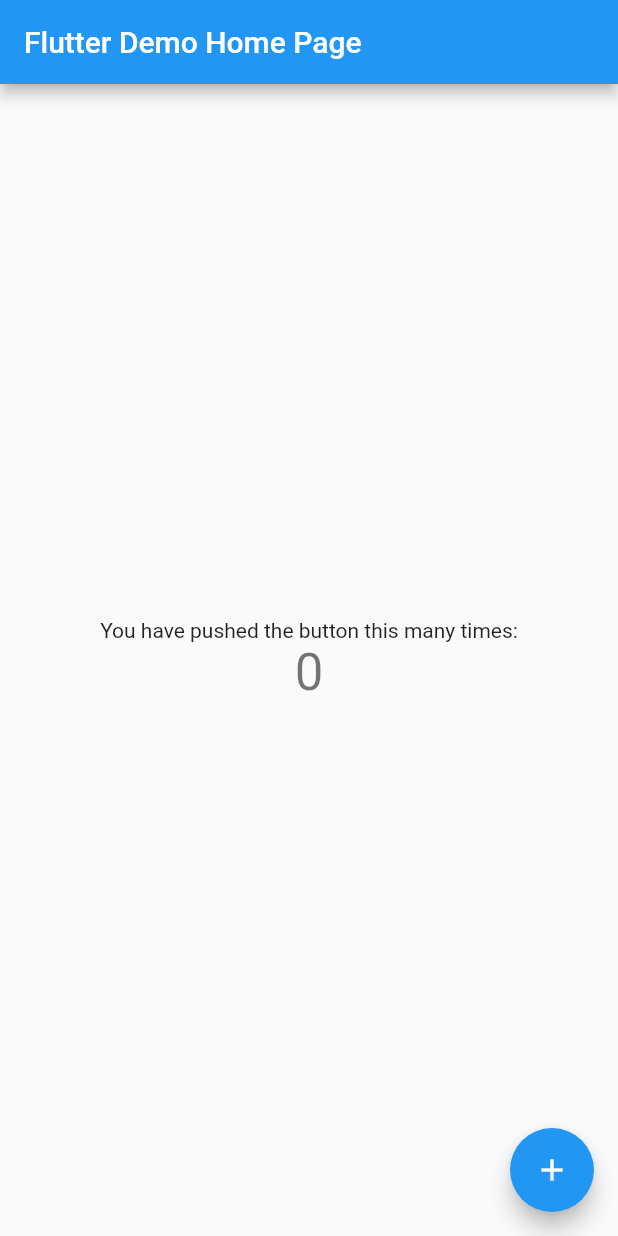
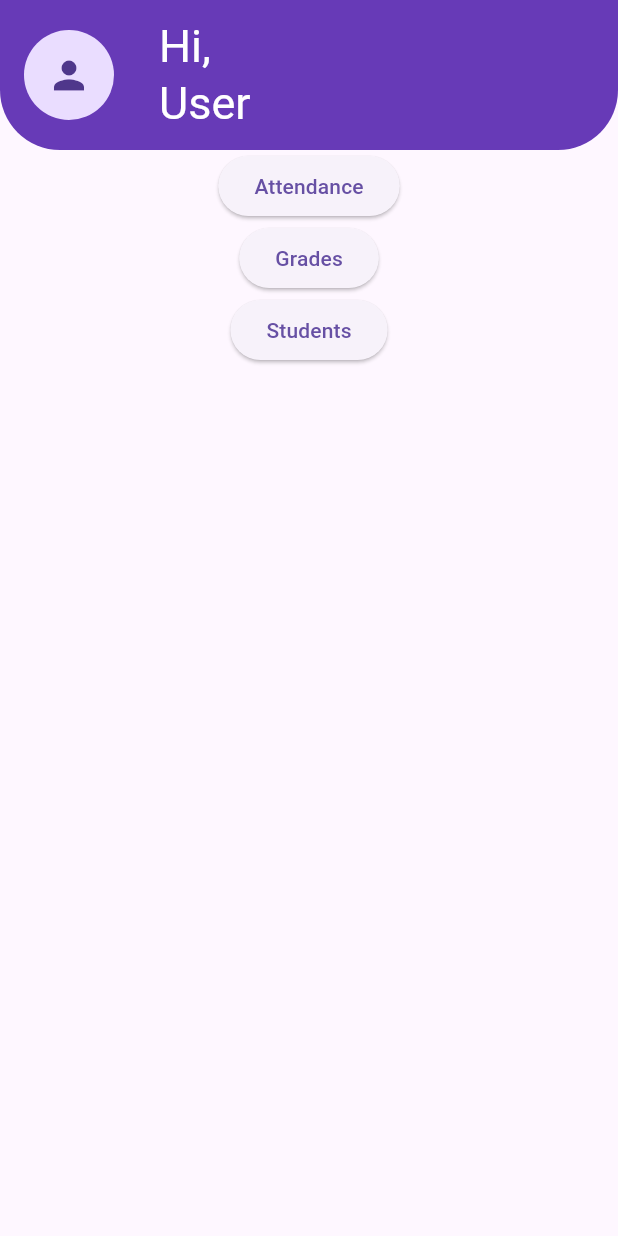
Before and after one commit to AR13570/attendance_dbms, a Flutter app: the screen it shows after launch, on a phone screen of 412 x 824 dp. Run offline on Flutter 3.47's test engine with Material 2 defaults, Android fonts, the phone set to English and light mode, and no system bars; our stand-ins replace syncfusion_flutter_calendar.

Commit message:
Basic ui

```diff
--- /dev/null
+++ b/lib/home.dart
@@ -0,0 +1,69 @@
+import 'package:attendance_dbms/attendance.dart';
+import 'package:flutter/material.dart';
+
+class HomePage extends StatefulWidget {
+  const HomePage({Key? key}) : super(key: key);
+  @override
+  State<HomePage> createState() => _HomePageState();
+}
+
+class _HomePageState extends State<HomePage> {
+  @override
+  Widget build(BuildContext context) {
+    return Scaffold(
+      appBar: AppBar(
+        backgroundColor: Colors.deepPurple,
+        shape: RoundedRectangleBorder(
+            borderRadius: BorderRadius.vertical(bottom: Radius.circular(40))),
+        toolbarHeight: 100,
+        title: Row(
+          children: [
+            CircleAvatar(
+              radius: 30,
+              child: Icon(
+                Icons.person,
+                size: 30,
+              ),
+            ),
+            SizedBox(
+              width: 30,
+            ),
+            Column(
+              mainAxisAlignment: MainAxisAlignment.start,
+              crossAxisAlignment: CrossAxisAlignment.start,
+              children: [
+                Text(
+                  "Hi,",
+                  style: TextStyle(fontSize: 30, color: Colors.white),
+                ),
+                Text(
+                  "User",
+                  style: TextStyle(fontSize: 30, color: Colors.white),
+                )
+              ],
+            ),
+          ],
+        ),
+      ),
+      body: SingleChildScrollView(
+        child: Center(
+          child: Column(
+            children: [
+              ElevatedButton(
+                  onPressed: () {
+                    Navigator.push(
+                        context,
+                        MaterialPageRoute(
+                            builder: (BuildContext context) =>
+                                AttendaceHome()));
+                  },
+                  child: Text("Attendance")),
+              ElevatedButton(onPressed: () {}, child: Text("Grades")),
+              ElevatedButton(onPressed: () {}, child: Text("Students"))
+            ],
+          ),
+        ),
+      ),
+    );
+  }
+}
--- a/lib/main.dart
+++ b/lib/main.dart
@@ -1,4 +1,6 @@
+import 'package:attendance_dbms/attendance.dart';
 import 'package:flutter/material.dart';
+import 'home.dart';
 
 void main() {
   runApp(const MyApp());
@@ -11,105 +13,12 @@ class MyApp extends StatelessWidget {
   @override
   Widget build(BuildContext context) {
     return MaterialApp(
-      title: 'Flutter Demo',
+      title: 'Attendance',
       theme: ThemeData(
-        // This is the theme of your application.
-        //
-        // Try running your application with "flutter run". You'll see the
-        // application has a blue toolbar. Then, without quitting the app, try
-        // changing the primarySwatch below to Colors.green and then invoke
-        // "hot reload" (press "r" in the console where you ran "flutter run",
-        // or simply save your changes to "hot reload" in a Flutter IDE).
-        // Notice that the counter didn't reset back to zero; the application
-        // is not restarted.
+        useMaterial3: true,
         primarySwatch: Colors.blue,
       ),
-      home: const MyHomePage(title: 'Flutter Demo Home Page'),
+      home: const HomePage(),
     );
   }
 }
-
-class MyHomePage extends StatefulWidget {
-  const MyHomePage({Key? key, required this.title}) : super(key: key);
-
-  // This widget is the home page of your application. It is stateful, meaning
-  // that it has a State object (defined below) that contains fields that affect
-  // how it looks.
-
-  // This class is the configuration for the state. It holds the values (in this
-  // case the title) provided by the parent (in this case the App widget) and
-  // used by the build method of the State. Fields in a Widget subclass are
-  // always marked "final".
-
-  final String title;
-
-  @override
-  State<MyHomePage> createState() => _MyHomePageState();
-}
-
-class _MyHomePageState extends State<MyHomePage> {
-  int _counter = 0;
-
-  void _incrementCounter() {
-    setState(() {
-      // This call to setState tells the Flutter framework that something has
-      // changed in this State, which causes it to rerun the build method below
-      // so that the display can reflect the updated values. If we changed
-      // _counter without calling setState(), then the build method would not be
-      // called again, and so nothing would appear to happen.
-      _counter++;
-    });
-  }
-
-  @override
-  Widget build(BuildContext context) {
-    // This method is rerun every time setState is called, for instance as done
-    // by the _incrementCounter method above.
-    //
-    // The Flutter framework has been optimized to make rerunning build methods
-    // fast, so that you can just rebuild anything that needs updating rather
-    // than having to individually change instances of widgets.
-    return Scaffold(
-      appBar: AppBar(
-        // Here we take the value from the MyHomePage object that was created by
-        // the App.build method, and use it to set our appbar title.
-        title: Text(widget.title),
-      ),
-      body: Center(
-        // Center is a layout widget. It takes a single child and positions it
-        // in the middle of the parent.
-        child: Column(
-          // Column is also a layout widget. It takes a list of children and
-          // arranges them vertically. By default, it sizes itself to fit its
-          // children horizontally, and tries to be as tall as its parent.
-          //
-          // Invoke "debug painting" (press "p" in the console, choose the
-          // "Toggle Debug Paint" action from the Flutter Inspector in Android
-          // Studio, or the "Toggle Debug Paint" command in Visual Studio Code)
-          // to see the wireframe for each widget.
-          //
-          // Column has various properties to control how it sizes itself and
-          // how it positions its children. Here we use mainAxisAlignment to
-          // center the children vertically; the main axis here is the vertical
-          // axis because Columns are vertical (the cross axis would be
-          // horizontal).
-          mainAxisAlignment: MainAxisAlignment.center,
-          children: <Widget>[
-            const Text(
-              'You have pushed the button this many times:',
-            ),
-            Text(
-              '$_counter',
-              style: Theme.of(context).textTheme.headline4,
-            ),
-          ],
-        ),
-      ),
-      floatingActionButton: FloatingActionButton(
-        onPressed: _incrementCounter,
-        tooltip: 'Increment',
-        child: const Icon(Icons.add),
-      ), // This trailing comma makes auto-formatting nicer for build methods.
-    );
-  }
-}
--- a/pubspec.yaml
+++ b/pubspec.yaml
@@ -34,6 +34,7 @@ dependencies:
   # The following adds the Cupertino Icons font to your application.
   # Use with the CupertinoIcons class for iOS style icons.
   cupertino_icons: ^1.0.2
+  syncfusion_flutter_calendar: ^20.3.56
 
 dev_dependencies:
   flutter_test:
```
Also changed, not shown: lib/attendance.dart (added, +96 -0 lines), pubspec.lock.
